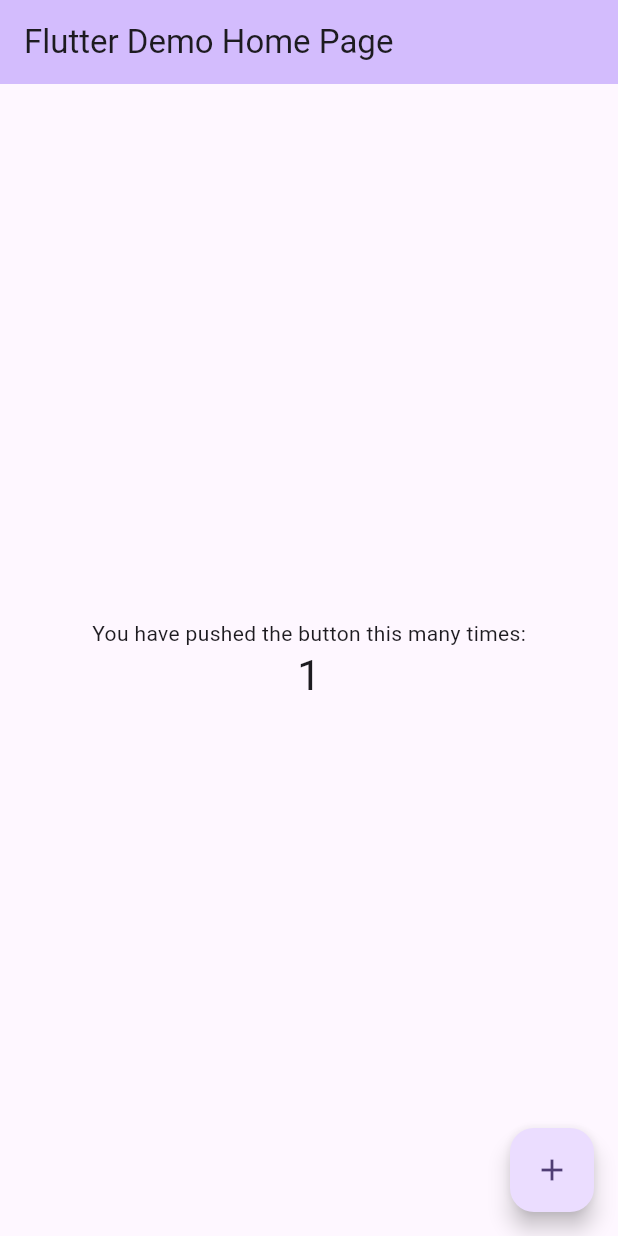
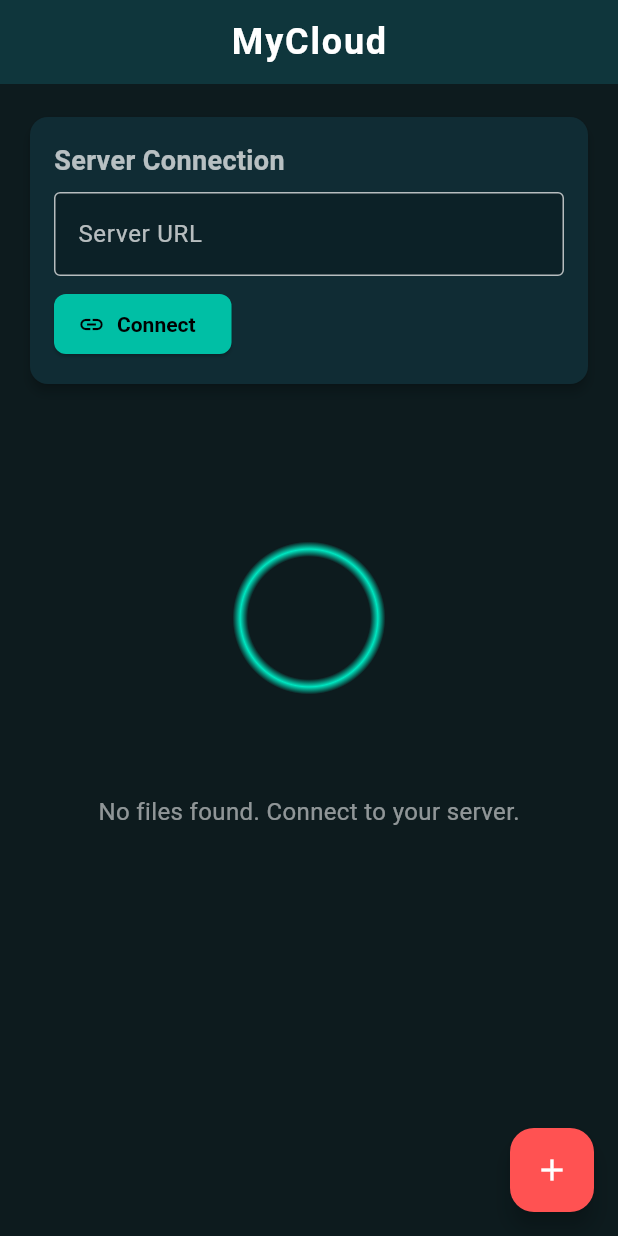
Before and after one commit to emmmmzu/mycloud, a Flutter app: the screen it shows after launch, after a tap on the "add" icon, on a phone screen of 412 x 824 dp. Run offline on Flutter 3.47's test engine with Material 3 defaults, Android fonts, the phone set to English and light mode, and no system bars; our stand-ins replace shared_preferences.

Commit message:
created gui can only connect to server and see files/folders got sidetracked with background and colour and animation

```diff
--- /dev/null
+++ b/client/devtools_options.yaml
@@ -0,0 +1,3 @@
+description: This file stores settings for Dart & Flutter DevTools.
+documentation: https://docs.flutter.dev/tools/devtools/extensions#configure-extension-enablement-states
+extensions:
--- a/client/lib/main.dart
+++ b/client/lib/main.dart
@@ -1,122 +1,137 @@
 import 'package:flutter/material.dart';
+import 'package:http/http.dart' as http;
+import 'dart:convert';
+import 'package:shared_preferences/shared_preferences.dart';
+import 'theme/theme.dart';
+import 'widgets/animated_background.dart';
+import 'widgets/server_connection_card.dart';
+import 'widgets/file_list_view.dart';
 
 void main() {
-  runApp(const MyApp());
+  runApp(MyCloudApp());
 }
 
-class MyApp extends StatelessWidget {
-  const MyApp({super.key});
+class MyCloudApp extends StatelessWidget {
+  const MyCloudApp({super.key});
 
-  // This widget is the root of your application.
   @override
   Widget build(BuildContext context) {
     return MaterialApp(
-      title: 'Flutter Demo',
-      theme: ThemeData(
-        // This is the theme of your application.
-        //
-        // TRY THIS: Try running your application with "flutter run". You'll see
-        // the application has a purple toolbar. Then, without quitting the app,
-        // try changing the seedColor in the colorScheme below to Colors.green
-        // and then invoke "hot reload" (save your changes or press the "hot
-        // reload" button in a Flutter-supported IDE, or press "r" if you used
-        // the command line to start the app).
-        //
-        // Notice that the counter didn't reset back to zero; the application
-        // state is not lost during the reload. To reset the state, use hot
-        // restart instead.
-        //
-        // This works for code too, not just values: Most code changes can be
-        // tested with just a hot reload.
-        colorScheme: ColorScheme.fromSeed(seedColor: Colors.deepPurple),
-      ),
-      home: const MyHomePage(title: 'Flutter Demo Home Page'),
+      title: 'MyCloud Client',
+      theme: myCloudTheme,
+      home: ServerPage(),
     );
   }
 }
 
-class MyHomePage extends StatefulWidget {
-  const MyHomePage({super.key, required this.title});
-
-  // This widget is the home page of your application. It is stateful, meaning
-  // that it has a State object (defined below) that contains fields that affect
-  // how it looks.
-
-  // This class is the configuration for the state. It holds the values (in this
-  // case the title) provided by the parent (in this case the App widget) and
-  // used by the build method of the State. Fields in a Widget subclass are
-  // always marked "final".
-
-  final String title;
+class ServerPage extends StatefulWidget {
+  const ServerPage({super.key});
 
   @override
-  State<MyHomePage> createState() => _MyHomePageState();
+  // ignore: library_private_types_in_public_api
+  _ServerPageState createState() => _ServerPageState();
 }
 
-class _MyHomePageState extends State<MyHomePage> {
-  int _counter = 0;
+class _ServerPageState extends State<ServerPage> {
+  final TextEditingController _urlController = TextEditingController();
+  List<dynamic> files = [];
+  bool loading = false;
+  bool buttonError = false;
 
-  void _incrementCounter() {
+  @override
+  void initState() {
+    super.initState();
+    _loadServerUrl();
+  }
+
+  Future<void> _loadServerUrl() async {
+    final prefs = await SharedPreferences.getInstance();
+    _urlController.text = prefs.getString('serverUrl') ?? '';
+  }
+
+  Future<void> _saveServerUrl() async {
+    final prefs = await SharedPreferences.getInstance();
+    prefs.setString('serverUrl', _urlController.text);
+  }
+
+  Future<void> fetchFiles() async {
+    final url = '${_urlController.text}/list?path=/';
+    setState(() => loading = true);
+
+    try {
+      final response = await http.get(Uri.parse(url));
+      if (response.statusCode == 200) {
         setState(() {
-      // This call to setState tells the Flutter framework that something has
-      // changed in this State, which causes it to rerun the build method below
-      // so that the display can reflect the updated values. If we changed
-      // _counter without calling setState(), then the build method would not be
-      // called again, and so nothing would appear to happen.
-      _counter++;
+          files = jsonDecode(response.body);
         });
+      } else {
+        _showError('Server returned ${response.statusCode}');
+        _flashError();
+      }
+    } catch (e) {
+      _showError('Failed to connect: $e');
+      _flashError();
+    }
+
+    setState(() => loading = false);
+  }
+
+  void _flashError() {
+    // temporary red pulse effect
+    setState(() => buttonError = true);
+    Future.delayed(const Duration(milliseconds: 600), () {
+      setState(() => buttonError = false);
+    });
+  }
+
+  void _showError(String msg) {
+    ScaffoldMessenger.of(context).showSnackBar(SnackBar(content: Text(msg)));
   }
 
   @override
   Widget build(BuildContext context) {
-    // This method is rerun every time setState is called, for instance as done
-    // by the _incrementCounter method above.
-    //
-    // The Flutter framework has been optimized to make rerunning build methods
-    // fast, so that you can just rebuild anything that needs updating rather
-    // than having to individually change instances of widgets.
-    return Scaffold(
+    return Stack(
+      children: [
+        const AnimatedBackground(),
+        Scaffold(
+          backgroundColor: Colors.transparent,
           appBar: AppBar(
-        // TRY THIS: Try changing the color here to a specific color (to
-        // Colors.amber, perhaps?) and trigger a hot reload to see the AppBar
-        // change color while the other colors stay the same.
-        backgroundColor: Theme.of(context).colorScheme.inversePrimary,
-        // Here we take the value from the MyHomePage object that was created by
-        // the App.build method, and use it to set our appbar title.
-        title: Text(widget.title),
+            title: const Text(
+              'MyCloud',
+              style: TextStyle(
+                fontSize: 24,
+                fontWeight: FontWeight.w600,
+                letterSpacing: 1.2,
               ),
-      body: Center(
-        // Center is a layout widget. It takes a single child and positions it
-        // in the middle of the parent.
+            ),
+            centerTitle: true,
+          ),
+          floatingActionButton: FloatingActionButton(
+            onPressed: () {
+              // TO DO: implement upload picker
+            },
+            child: const Icon(Icons.add),
+          ),
+          body: Padding(
+            padding: const EdgeInsets.all(16),
             child: Column(
-          // Column is also a layout widget. It takes a list of children and
-          // arranges them vertically. By default, it sizes itself to fit its
-          // children horizontally, and tries to be as tall as its parent.
-          //
-          // Column has various properties to control how it sizes itself and
-          // how it positions its children. Here we use mainAxisAlignment to
-          // center the children vertically; the main axis here is the vertical
-          // axis because Columns are vertical (the cross axis would be
-          // horizontal).
-          //
-          // TRY THIS: Invoke "debug painting" (choose the "Toggle Debug Paint"
-          // action in the IDE, or press "p" in the console), to see the
-          // wireframe for each widget.
-          mainAxisAlignment: MainAxisAlignment.center,
-          children: <Widget>[
-            const Text('You have pushed the button this many times:'),
-            Text(
-              '$_counter',
-              style: Theme.of(context).textTheme.headlineMedium,
+              children: [
+                ServerConnectionCard(
+                  urlController: _urlController,
+                  loading: loading,
+                  error: buttonError,
+                  onConnect: () {
+                    _saveServerUrl();
+                    fetchFiles();
+                  },
                 ),
+                const SizedBox(height: 12),
+                Expanded(child: FileListView(files: files)),
               ],
             ),
           ),
-      floatingActionButton: FloatingActionButton(
-        onPressed: _incrementCounter,
-        tooltip: 'Increment',
-        child: const Icon(Icons.add),
-      ), // This trailing comma makes auto-formatting nicer for build methods.
+        ),
+      ],
     );
   }
 }
--- /dev/null
+++ b/client/lib/theme/theme.dart
@@ -0,0 +1,49 @@
+import 'package:flutter/material.dart';
+
+/// MyCloudApp theme configuration
+final ThemeData myCloudTheme = ThemeData(
+  brightness: Brightness.dark,
+  scaffoldBackgroundColor: const Color(0xFF0D1B1E),
+  primaryColor: const Color(0xFF00BFA5), // turquoise
+  colorScheme: const ColorScheme.dark(
+    primary: Color(0xFF00BFA5), // turquoise
+    secondary: Color(0xFFFF5252), // red accent
+    surface: Color(0xFF102C34),
+    onPrimary: Colors.white,
+    onSurface: Colors.white70,
+    error: Color(0xFFFF1744),
+  ),
+  appBarTheme: const AppBarTheme(
+    backgroundColor: Color(0xFF102C34),
+    foregroundColor: Colors.white,
+    elevation: 2,
+  ),
+  cardTheme: const CardThemeData(
+    color: Color(0xFF102C34),
+    elevation: 2,
+    margin: EdgeInsets.symmetric(vertical: 6, horizontal: 4),
+    shape: RoundedRectangleBorder(
+      borderRadius: BorderRadius.all(Radius.circular(12)),
+    ),
+  ),
+  elevatedButtonTheme: ElevatedButtonThemeData(
+    style: ElevatedButton.styleFrom(
+      backgroundColor: const Color(0xFF00BFA5),
+      foregroundColor: Colors.black,
+      textStyle: const TextStyle(fontWeight: FontWeight.bold),
+      shape: RoundedRectangleBorder(borderRadius: BorderRadius.circular(8)),
+    ),
+  ),
+  floatingActionButtonTheme: const FloatingActionButtonThemeData(
+    backgroundColor: Color(0xFFFF5252),
+    foregroundColor: Colors.white,
+  ),
+  textTheme: const TextTheme(
+    bodyMedium: TextStyle(color: Colors.white70, fontSize: 16),
+    titleLarge: TextStyle(
+      color: Color(0xFF00E5C0),
+      fontWeight: FontWeight.bold,
+      letterSpacing: 1.2,
+    ),
+  ),
+);
--- /dev/null
+++ b/client/lib/widgets/animated_background.dart
@@ -0,0 +1,81 @@
+import 'package:flutter/material.dart';
+
+/// A gentle turquoise ripple that expands outward from the center.
+class AnimatedBackground extends StatefulWidget {
+  const AnimatedBackground({super.key});
+
+  @override
+  State<AnimatedBackground> createState() => _AnimatedBackgroundState();
+}
+
+class _AnimatedBackgroundState extends State<AnimatedBackground>
+    with SingleTickerProviderStateMixin {
+  late AnimationController _controller;
+
+  @override
+  void initState() {
+    super.initState();
+    _controller = AnimationController(
+      vsync: this,
+      duration: const Duration(seconds: 8),
+    )..repeat();
+  }
+
+  @override
+  void dispose() {
+    _controller.dispose();
+    super.dispose();
+  }
+
+  @override
+  Widget build(BuildContext context) {
+    return AnimatedBuilder(
+      animation: _controller,
+      builder: (context, child) {
+        return CustomPaint(
+          painter: _RipplePainter(_controller.value),
+          child: Container(),
+        );
+      },
+    );
+  }
+}
+
+class _RipplePainter extends CustomPainter {
+  final double progress;
+
+  _RipplePainter(this.progress);
+
+  @override
+  void paint(Canvas canvas, Size size) {
+    final center = Offset(size.width / 2, size.height / 2);
+    final maxRadius = size.width * 1.5; // how far the ripple expands
+
+    // Background
+    final Paint backgroundPaint = Paint()
+      ..color = const Color(0xFF0D1B1E); // dark teal background
+    canvas.drawRect(Rect.fromLTWH(0, 0, size.width, size.height), backgroundPaint);
+
+    // Create a soft turquoise ripple effect
+    final rippleCount = 20;
+    for (int i = 0; i < rippleCount; i++) {
+      final double rippleProgress = (progress + i / rippleCount) % 1;
+      final double radius = rippleProgress * maxRadius;
+
+      final Paint ripplePaint = Paint()
+        ..shader = RadialGradient(
+          colors: [
+            const Color(0xFF0D1B1E),
+            const Color(0xFF00E5C0),
+            const Color(0xFF0D1B1E),
+          ],
+          stops: const [0.8, 0.9, 1],
+        ).createShader(Rect.fromCircle(center: center, radius: radius));
+
+      canvas.drawCircle(center, radius, ripplePaint);
+    }
+  }
+
+  @override
+  bool shouldRepaint(covariant _RipplePainter oldDelegate) => true;
+}
--- /dev/null
+++ b/client/lib/widgets/file_list_view.dart
@@ -0,0 +1,49 @@
+import 'package:flutter/material.dart';
+
+class FileListView extends StatelessWidget {
+  final List<dynamic> files;
+
+  const FileListView({super.key, required this.files});
+
+  @override
+  Widget build(BuildContext context) {
+    if (files.isEmpty) {
+      return const Center(
+        child: Text(
+          'No files found. Connect to your server.',
+          style: TextStyle(color: Colors.white54),
+        ),
+      );
+    }
+
+    return ListView.builder(
+      itemCount: files.length,
+      itemBuilder: (context, index) {
+        final f = files[index];
+        final isFolder = f['type'] == 'folder';
+
+        return Card(
+          child: ListTile(
+            leading: Icon(
+              isFolder ? Icons.folder : Icons.insert_drive_file,
+              color: isFolder ? Colors.amber : Colors.blue,
+            ),
+            title: Text(
+              f['name'],
+              style: const TextStyle(color: Colors.white),
+            ),
+            subtitle: Text(
+              'Size: ${f['size']} bytes',
+              style: const TextStyle(color: Colors.white54),
+            ),
+            onTap: isFolder
+                ? () {
+                    // TO DO: add folder navigation
+                  }
+                : null,
+          ),
+        );
+      },
+    );
+  }
+}
--- /dev/null
+++ b/client/lib/widgets/server_connection_card.dart
@@ -0,0 +1,92 @@
+import 'package:flutter/material.dart';
+
+class ServerConnectionCard extends StatelessWidget {
+  final TextEditingController urlController;
+  final bool loading;
+  final bool error;
+  final VoidCallback onConnect;
+
+  const ServerConnectionCard({
+    super.key,
+    required this.urlController,
+    required this.loading,
+    required this.onConnect,
+    required this.error,
+  });
+
+  @override
+  Widget build(BuildContext context) {
+    return Card(
+      elevation: 3,
+      shape: RoundedRectangleBorder(
+        borderRadius: BorderRadius.circular(12),
+      ),
+      child: Padding(
+        padding: const EdgeInsets.all(16),
+        child: Column(
+          crossAxisAlignment: CrossAxisAlignment.start,
+          children: [
+            const Text(
+              'Server Connection',
+              style: TextStyle(
+                fontSize: 18,
+                fontWeight: FontWeight.bold,
+                color: Colors.white70,
+              ),
+            ),
+            const SizedBox(height: 8),
+            TextField(
+              controller: urlController,
+              decoration: const InputDecoration(
+                labelText: 'Server URL',
+                hintText: 'http://localhost:8080',
+                filled: true,
+                fillColor: Colors.black26,
+                border: OutlineInputBorder(),
+              ),
+            ),
+            const SizedBox(height: 8),
+            Row(
+              children: [
+                AnimatedContainer(
+                  duration: const Duration(milliseconds: 300),
+                  decoration: BoxDecoration(
+                    boxShadow: [
+                      if (loading)
+                        BoxShadow(
+                          color: Colors.tealAccent,
+                          blurRadius: 16,
+                          spreadRadius: 2,
+                        ),
+                    ],
+                  ),
+                  child: ElevatedButton.icon(
+                    onPressed: onConnect,
+                    icon: const Icon(Icons.link),
+                    label: const Text('Connect'),
+                    style: ElevatedButton.styleFrom(
+                      backgroundColor: error
+                          ? Colors.redAccent
+                          : (loading ? const Color(0xFF00E5C0) : const Color(0xFF00BFA5)),
+                      foregroundColor: Colors.black,
+                      textStyle: const TextStyle(fontWeight: FontWeight.bold),
+                    ),
+                  ),
+                ),
+                if (loading)
+                  const Padding(
+                    padding: EdgeInsets.only(left: 12),
+                    child: SizedBox(
+                      width: 24,
+                      height: 24,
+                      child: CircularProgressIndicator(strokeWidth: 2),
+                    ),
+                  ),
+              ],
+            ),
+          ],
+        ),
+      ),
+    );
+  }
+}
--- a/client/pubspec.yaml
+++ b/client/pubspec.yaml
@@ -28,6 +28,8 @@ environment:
 # the latest version available on pub.dev. To see which dependencies have newer
 # versions available, run `flutter pub outdated`.
 dependencies:
+  http: ^1.2.0
+  shared_preferences: ^2.3.2
   flutter:
     sdk: flutter
 
@@ -44,7 +46,7 @@ dev_dependencies:
   # activated in the `analysis_options.yaml` file located at the root of your
   # package. See that file for information about deactivating specific lint
   # rules and activating additional ones.
-  flutter_lints: ^5.0.0
+  flutter_lints: ^6.0.0
 
 # For information on the generic Dart part of this file, see the
 # following page: https://dart.dev/tools/pub/pubspec
```
Also changed, not shown: client/pubspec.lock, 2 other files. Lines whose indentation alone changed are shown as unchanged.
